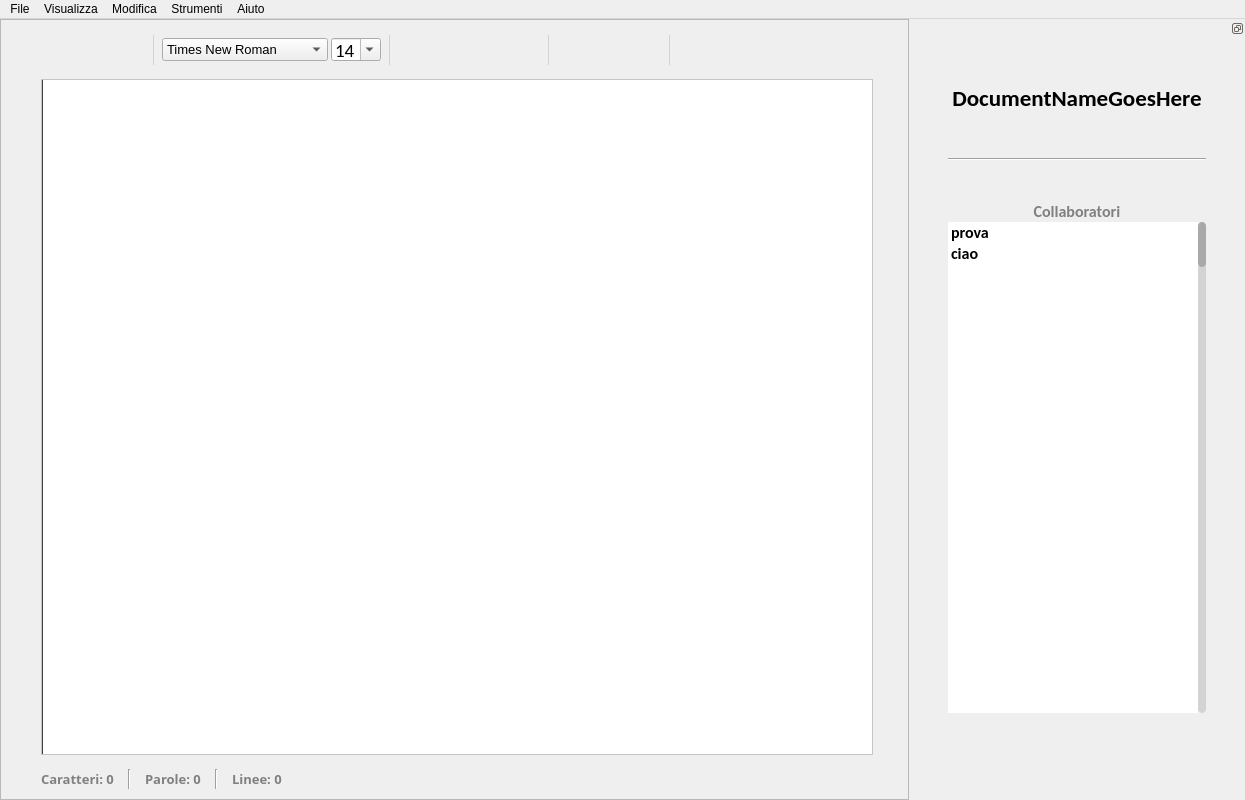
First picture: the form in client/editorwindow.ui, repository nopesir/pds-project, before the edit.
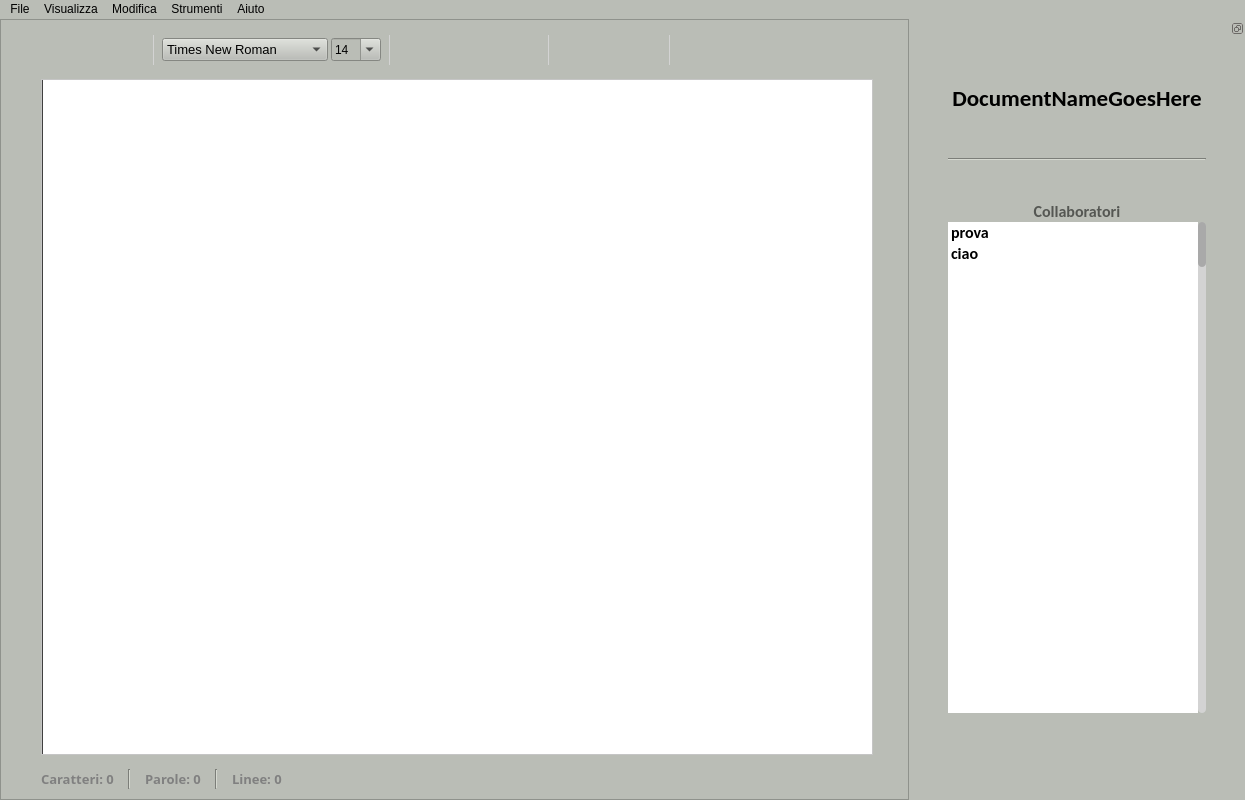
Second picture: the form after the edit. Icons and pictures are not drawn. Custom widgets are drawn as their Qt base class.

Commit message: login with enter, refresh UI

```diff
--- a/client/editorwindow.ui
+++ b/client/editorwindow.ui
@@ -26,6 +26,9 @@
    <iconset resource="textedit.qrc">
     <normaloff>:/images/win/filenew.png</normaloff>:/images/win/filenew.png</iconset>
   </property>
+  <property name="styleSheet">
+   <string notr="true">background-color: rgb(186, 189, 182);</string>
+  </property>
   <property name="documentMode">
    <bool>true</bool>
   </property>
@@ -1521,7 +1524,7 @@
              </font>
             </property>
             <property name="styleSheet">
-             <string notr="true">color: grey;</string>
+             <string notr="true">color: rgb(85, 87, 83);</string>
             </property>
             <property name="text">
              <string>Collaboratori</string>
```
The commit also changes 4 other files.
